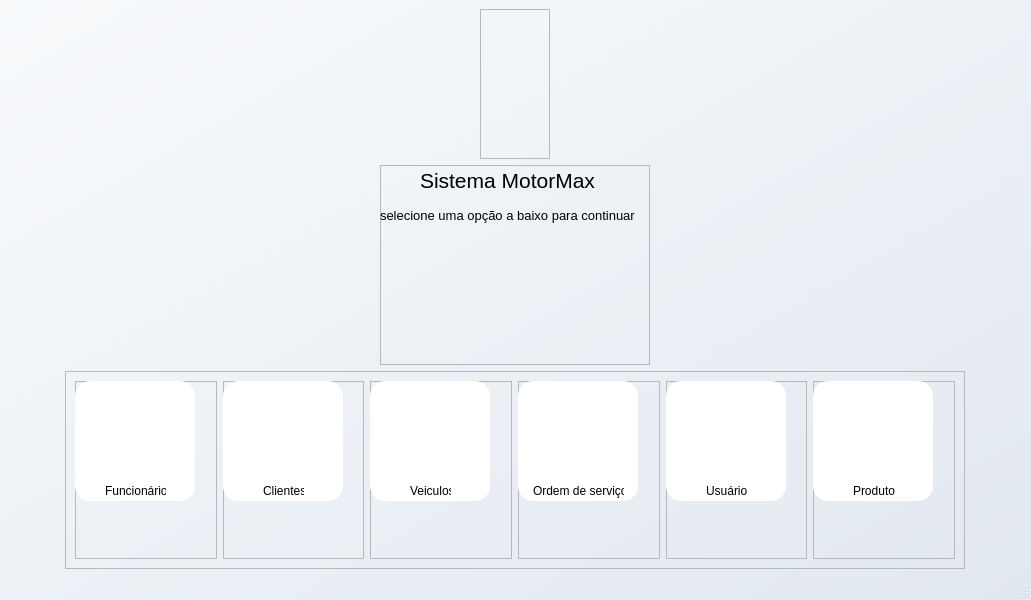
Old version of the form Telas/tela_principal.ui in the repository victorh241/motor-max.
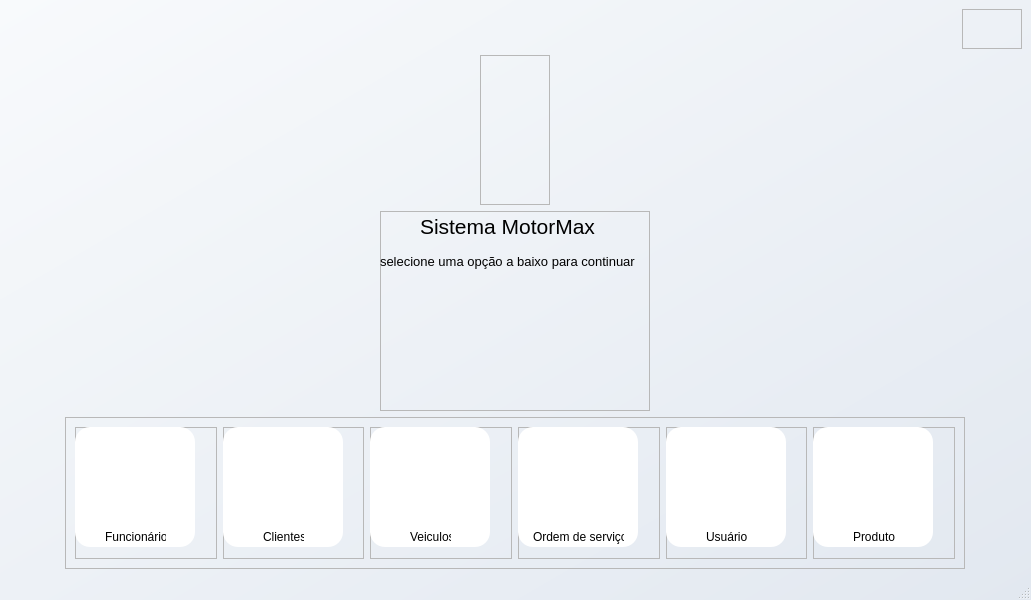
New version of the form. Icons and pictures are not drawn.

The edit to the form file:
```diff
--- a/Telas/tela_principal.ui
+++ b/Telas/tela_principal.ui
@@ -20,6 +20,60 @@
   </property>
   <widget class="QWidget" name="centralwidget">
    <layout class="QVBoxLayout" name="verticalLayout">
+    <item alignment="Qt::AlignRight">
+     <widget class="QFrame" name="frame_10">
+      <property name="minimumSize">
+       <size>
+        <width>60</width>
+        <height>40</height>
+       </size>
+      </property>
+      <property name="maximumSize">
+       <size>
+        <width>16777215</width>
+        <height>40</height>
+       </size>
+      </property>
+      <property name="cursor">
+       <cursorShape>PointingHandCursor</cursorShape>
+      </property>
+      <property name="frameShape">
+       <enum>QFrame::StyledPanel</enum>
+      </property>
+      <property name="frameShadow">
+       <enum>QFrame::Raised</enum>
+      </property>
+      <widget class="QPushButton" name="pushButton_7">
+       <property name="geometry">
+        <rect>
+         <x>0</x>
+         <y>0</y>
+         <width>40</width>
+         <height>40</height>
+        </rect>
+       </property>
+       <property name="styleSheet">
+        <string notr="true">QPushButton{
+background: transparent;
+border: none;
+}</string>
+       </property>
+       <property name="text">
+        <string/>
+       </property>
+       <property name="icon">
+        <iconset>
+         <normaloff>../imagem/icons/logout.png</normaloff>../imagem/icons/logout.png</iconset>
+       </property>
+       <property name="iconSize">
+        <size>
+         <width>30</width>
+         <height>30</height>
+        </size>
+       </property>
+      </widget>
+     </widget>
+    </item>
     <item alignment="Qt::AlignHCenter">
      <widget class="QFrame" name="frame_5">
       <property name="minimumSize">
```
